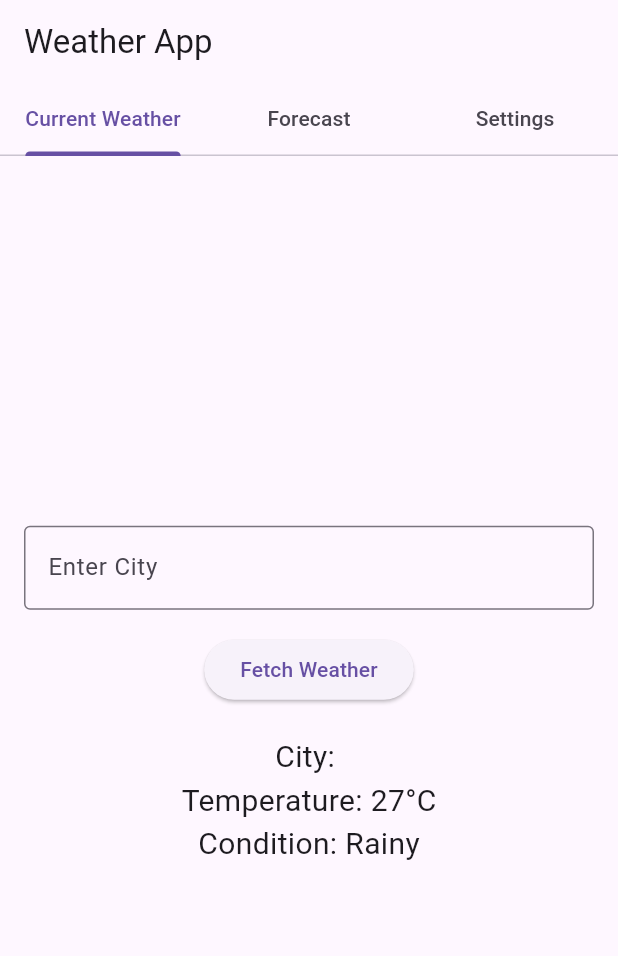
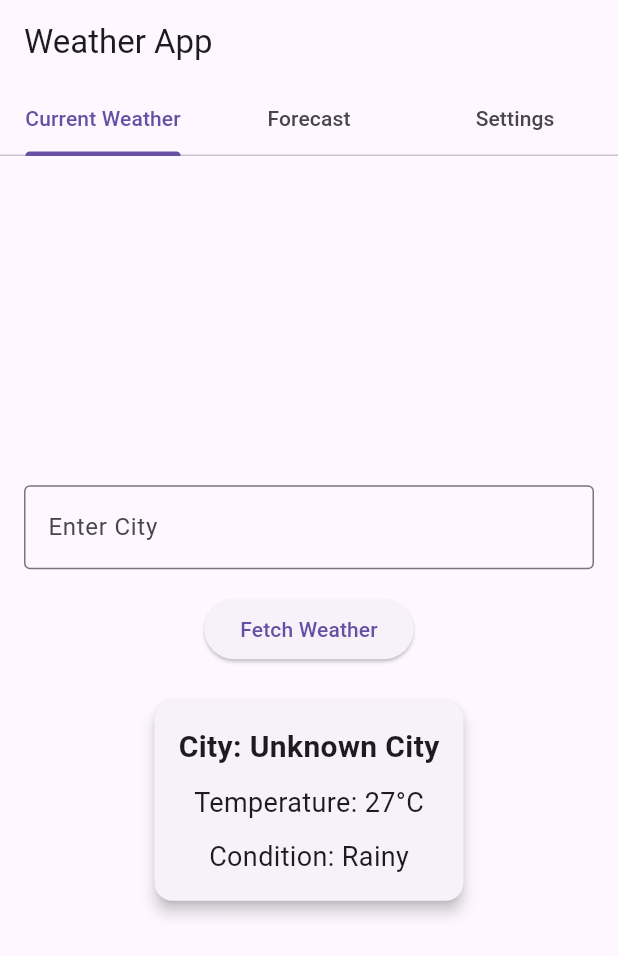
Before and after one commit to MAD743/Weather-App, a Flutter app: the screen it shows after launch, after a tap on "Fetch Weather", on a phone screen of 412 x 824 dp. Shown: the top 956 px of the screen. Run offline on Flutter 3.47's test engine with Material 3 defaults, Android fonts, the phone set to English and light mode, and no system bars.

Commit message:
Displayed simulated weather information

```diff
--- a/lib/main.dart
+++ b/lib/main.dart
@@ -54,7 +54,9 @@ class _TabsDemoState extends State<TabsDemo>
 
   void fetchWeather() {
     setState(() {
-      city = _cityController.text;
+      city = _cityController.text.isNotEmpty
+          ? _cityController.text
+          : "Unknown City";
       temperature = "${15 + _random.nextInt(16)}°C";
       List<String> conditions = ["Sunny", "Cloudy", "Rainy"];
       description = conditions[_random.nextInt(conditions.length)];
@@ -116,7 +118,7 @@ class _TabsDemoState extends State<TabsDemo>
               children: [
                 TextField(
                   controller: _cityController,
-                  decoration: InputDecoration(
+                  decoration: const InputDecoration(
                     border: OutlineInputBorder(),
                     labelText: "Enter City",
                   ),
@@ -127,11 +129,25 @@ class _TabsDemoState extends State<TabsDemo>
                   child: const Text("Fetch Weather"),
                 ),
                 const SizedBox(height: 20),
-                Text("City: $city", style: const TextStyle(fontSize: 20)),
-                Text("Temperature: $temperature",
-                    style: const TextStyle(fontSize: 20)),
-                Text("Condition: $description",
-                    style: const TextStyle(fontSize: 20)),
+                Card(
+                  elevation: 4,
+                  child: Padding(
+                    padding: const EdgeInsets.all(16.0),
+                    child: Column(
+                      children: [
+                        Text("City: $city",
+                            style: const TextStyle(
+                                fontSize: 20, fontWeight: FontWeight.bold)),
+                        const SizedBox(height: 10),
+                        Text("Temperature: $temperature",
+                            style: const TextStyle(fontSize: 18)),
+                        const SizedBox(height: 10),
+                        Text("Condition: $description",
+                            style: const TextStyle(fontSize: 18)),
+                      ],
+                    ),
+                  ),
+                ),
               ],
             ),
           ),
```
